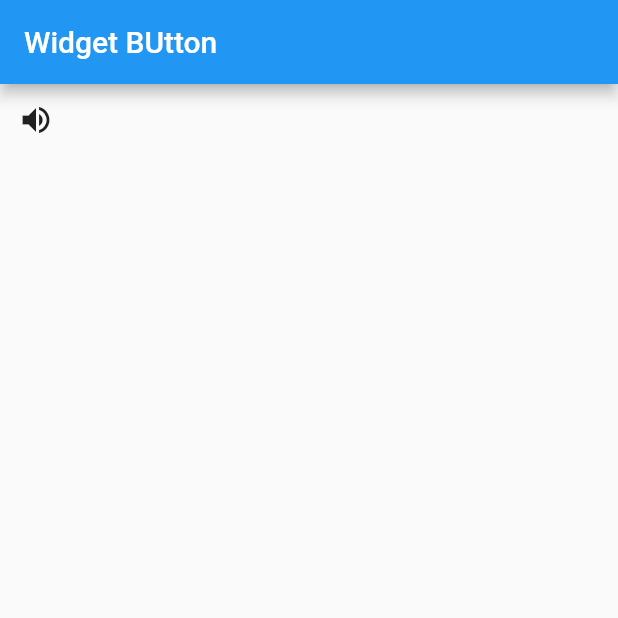
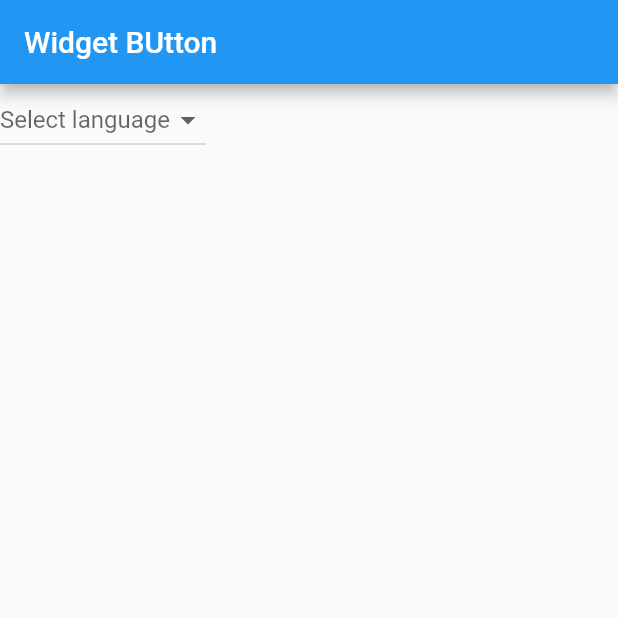
Before and after one commit to saifudinzezy/flutter-pemula, a Flutter app: the screen it shows after launch, on a phone screen of 412 x 824 dp, the top half of it. Run offline on Flutter 3.47's test engine with Material 2 defaults, Android fonts, the phone set to English and light mode, and no system bars.

Commit message:
dropdown button

```diff
--- a/lib/main.dart
+++ b/lib/main.dart
@@ -4,6 +4,8 @@ import 'package:flutter/material.dart';
 void main() => runApp(MyApp());
 
 class MyApp extends StatelessWidget {
+  String? language;
+
   @override
   Widget build(BuildContext context) {
     return MaterialApp(
@@ -18,17 +20,23 @@ class MyApp extends StatelessWidget {
         body: Column(
           children: [
             Container(
-              child: IconButton(
-                  icon: Icon(Icons.volume_up),
-                  tooltip: "Tambah volume",
-                  onPressed: (){
-
+              child: DropdownButton<String>(
+                  items: const <DropdownMenuItem<String>>[
+                    DropdownMenuItem<String>(child: Text("Dart"), value: "Dart",),
+                    DropdownMenuItem<String>(child: Text("Java"), value: "Java",)
+                  ],
+                  value: language,
+                  hint: Text("Select language"),
+                  onChanged: (String? value) {
+                    setState(() {
+                      language = value;
+                    });
                   },
               ),
-            )
+            ),
           ],
         ),
-      )
+      ),
     );
   }
 }
```
